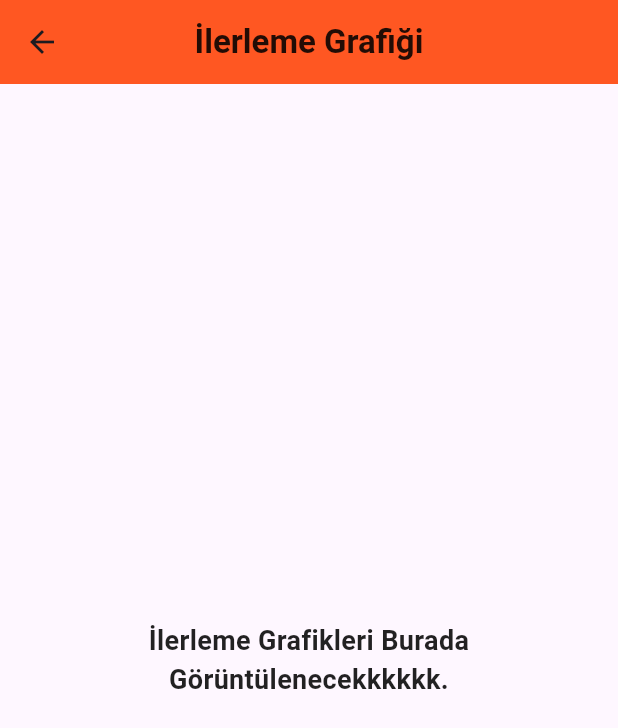
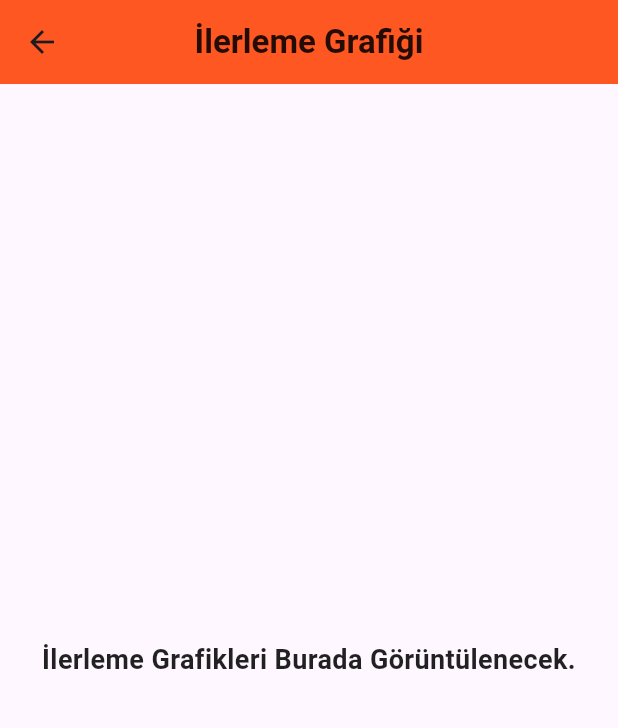
Before and after one commit to bilalkarasin/ornek_test, a Flutter app: the ProgressPage screen opened directly, on a phone screen of 412 x 824 dp. Shown: the top 728 px of the screen. Run offline on Flutter 3.47's test engine with Material 3 defaults, Android fonts, the phone set to English and light mode, and no system bars; our stand-ins replace sqflite, sqflite_common_ffi, sqflite_common_ffi_web; accounts and stored records are empty.

Commit message:
Update ilerlemeGrafigi.dart

```diff
--- a/lib/ilerlemeGrafigi.dart
+++ b/lib/ilerlemeGrafigi.dart
@@ -20,7 +20,7 @@ class ProgressPage extends StatelessWidget {
         padding: const EdgeInsets.all(16.0),
         child: Center(
           child: Text(
-            'İlerleme Grafikleri Burada Görüntülenecekkkkkk.',
+            'İlerleme Grafikleri Burada Görüntülenecek.',
             textAlign: TextAlign.center,
             style: TextStyle(
               fontSize: 18,
```
